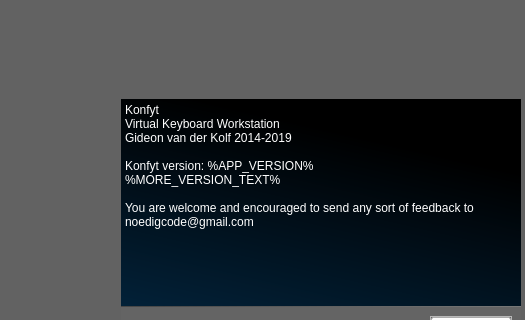
noedigcode/konfyt, file src/aboutdialog.ui: the form before one commit; both pictures show x 0 to 525 and y 0 to 320 of the 641 by 445 pixel window.
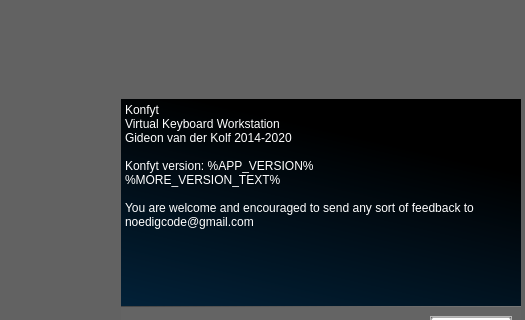
The form after the commit.

```diff
--- a/src/aboutdialog.ui
+++ b/src/aboutdialog.ui
@@ -146,7 +146,7 @@
 &lt;/style&gt;&lt;/head&gt;&lt;body style=&quot; font-family:'Noto Sans'; font-size:9pt; font-weight:400; font-style:normal;&quot;&gt;
 &lt;p style=&quot; margin-top:0px; margin-bottom:0px; margin-left:0px; margin-right:0px; -qt-block-indent:0; text-indent:0px;&quot;&gt;Konfyt&lt;/p&gt;
 &lt;p style=&quot; margin-top:0px; margin-bottom:0px; margin-left:0px; margin-right:0px; -qt-block-indent:0; text-indent:0px;&quot;&gt;Virtual Keyboard Workstation&lt;/p&gt;
-&lt;p style=&quot; margin-top:0px; margin-bottom:0px; margin-left:0px; margin-right:0px; -qt-block-indent:0; text-indent:0px;&quot;&gt;Gideon van der Kolf 2014-2019&lt;/p&gt;
+&lt;p style=&quot; margin-top:0px; margin-bottom:0px; margin-left:0px; margin-right:0px; -qt-block-indent:0; text-indent:0px;&quot;&gt;Gideon van der Kolf 2014-2020&lt;/p&gt;
 &lt;p style=&quot;-qt-paragraph-type:empty; margin-top:0px; margin-bottom:0px; margin-left:0px; margin-right:0px; -qt-block-indent:0; text-indent:0px;&quot;&gt;&lt;br /&gt;&lt;/p&gt;
 &lt;p style=&quot; margin-top:0px; margin-bottom:0px; margin-left:0px; margin-right:0px; -qt-block-indent:0; text-indent:0px;&quot;&gt;Konfyt version: %APP_VERSION%&lt;/p&gt;
 &lt;p style=&quot; margin-top:0px; margin-bottom:0px; margin-left:0px; margin-right:0px; -qt-block-indent:0; text-indent:0px;&quot;&gt;%MORE_VERSION_TEXT%&lt;/p&gt;
```
